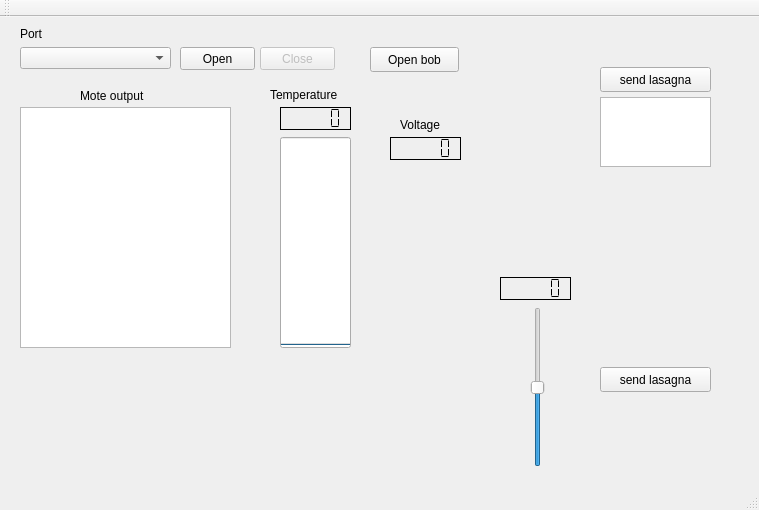
heat1q/plant.io, file gui/mainwindow.ui: the form before one commit.
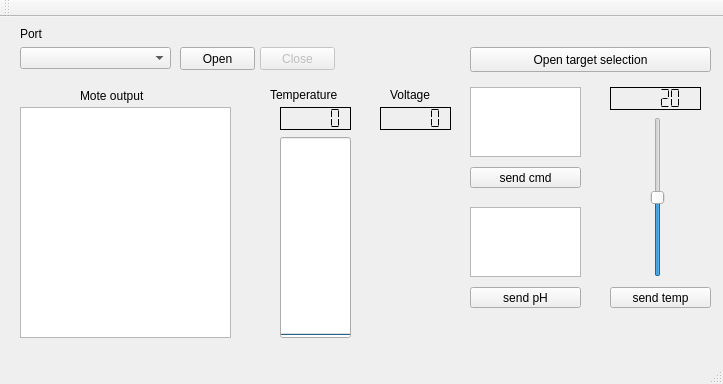
The form after the commit.

Commit message: Fixed target selection window, among other things

Patch:
```diff
--- a/gui/mainwindow.ui
+++ b/gui/mainwindow.ui
@@ -6,8 +6,8 @@
    <rect>
     <x>0</x>
     <y>0</y>
-    <width>759</width>
-    <height>510</height>
+    <width>723</width>
+    <height>384</height>
    </rect>
   </property>
   <property name="windowTitle">
@@ -23,7 +23,7 @@
       <x>20</x>
       <y>90</y>
       <width>211</width>
-      <height>241</height>
+      <height>231</height>
      </rect>
     </property>
    </widget>
@@ -117,7 +117,7 @@
       <x>280</x>
       <y>120</y>
       <width>71</width>
-      <height>211</height>
+      <height>201</height>
      </rect>
     </property>
     <property name="maximum">
@@ -152,8 +152,8 @@
    <widget class="QLCDNumber" name="lcdNumber_voltage">
     <property name="geometry">
      <rect>
-      <x>390</x>
-      <y>120</y>
+      <x>380</x>
+      <y>90</y>
       <width>71</width>
       <height>23</height>
      </rect>
@@ -171,8 +171,8 @@
    <widget class="QLabel" name="label_light_2">
     <property name="geometry">
      <rect>
-      <x>400</x>
-      <y>100</y>
+      <x>390</x>
+      <y>70</y>
       <width>61</width>
       <height>16</height>
      </rect>
@@ -184,8 +184,8 @@
    <widget class="QSlider" name="verticalSlider">
     <property name="geometry">
      <rect>
-      <x>530</x>
-      <y>290</y>
+      <x>650</x>
+      <y>100</y>
       <width>16</width>
       <height>160</height>
      </rect>
@@ -206,34 +206,34 @@
    <widget class="QPushButton" name="pushButton">
     <property name="geometry">
      <rect>
-      <x>370</x>
+      <x>470</x>
       <y>30</y>
-      <width>89</width>
+      <width>241</width>
       <height>25</height>
      </rect>
     </property>
     <property name="text">
-     <string>Open bob</string>
+     <string>Open target selection</string>
     </property>
    </widget>
    <widget class="QPushButton" name="pushButton_send">
     <property name="geometry">
      <rect>
-      <x>600</x>
-      <y>50</y>
+      <x>470</x>
+      <y>150</y>
       <width>111</width>
-      <height>25</height>
+      <height>21</height>
      </rect>
     </property>
     <property name="text">
-     <string>send lasagna</string>
+     <string>send cmd</string>
     </property>
    </widget>
    <widget class="QPlainTextEdit" name="plainTextEdit">
     <property name="geometry">
      <rect>
-      <x>600</x>
-      <y>80</y>
+      <x>470</x>
+      <y>70</y>
       <width>111</width>
       <height>70</height>
      </rect>
@@ -242,9 +242,9 @@
    <widget class="QLCDNumber" name="lcdNumber_slider">
     <property name="geometry">
      <rect>
-      <x>500</x>
-      <y>260</y>
-      <width>71</width>
+      <x>610</x>
+      <y>70</y>
+      <width>91</width>
       <height>23</height>
      </rect>
     </property>
@@ -257,21 +257,56 @@
     <property name="segmentStyle">
      <enum>QLCDNumber::Flat</enum>
     </property>
+    <property name="intValue" stdset="0">
+     <number>20</number>
+    </property>
    </widget>
    <widget class="QPushButton" name="pushButton_send_threshold_t">
     <property name="geometry">
      <rect>
-      <x>600</x>
-      <y>350</y>
+      <x>610</x>
+      <y>270</y>
+      <width>101</width>
+      <height>21</height>
+     </rect>
+    </property>
+    <property name="text">
+     <string>send temp</string>
+    </property>
+   </widget>
+   <widget class="QPushButton" name="pushButton_send_threshold_ph">
+    <property name="geometry">
+     <rect>
+      <x>470</x>
+      <y>270</y>
       <width>111</width>
-      <height>25</height>
+      <height>21</height>
      </rect>
     </property>
     <property name="text">
-     <string>send lasagna</string>
+     <string>send pH</string>
     </property>
    </widget>
+   <widget class="QPlainTextEdit" name="plainTextEdit_pH">
+    <property name="geometry">
+     <rect>
+      <x>470</x>
+      <y>190</y>
+      <width>111</width>
+      <height>70</height>
+     </rect>
+    </property>
+   </widget>
   </widget>
+  <widget class="QToolBar" name="mainToolBar">
+   <attribute name="toolBarArea">
+    <enum>TopToolBarArea</enum>
+   </attribute>
+   <attribute name="toolBarBreak">
+    <bool>false</bool>
+   </attribute>
+  </widget>
+  <widget class="QStatusBar" name="statusBar"/>
   <widget class="QMenuBar" name="menuBar">
    <property name="geometry">
     <rect>
@@ -282,15 +317,6 @@
     </rect>
    </property>
   </widget>
-  <widget class="QToolBar" name="mainToolBar">
-   <attribute name="toolBarArea">
-    <enum>TopToolBarArea</enum>
-   </attribute>
-   <attribute name="toolBarBreak">
-    <bool>false</bool>
-   </attribute>
-  </widget>
-  <widget class="QStatusBar" name="statusBar"/>
  </widget>
  <layoutdefault spacing="6" margin="11"/>
  <resources/>
```
Left out of the diff: 2 changed lines with no effect on the pictures. The commit also changes 5 other files.
